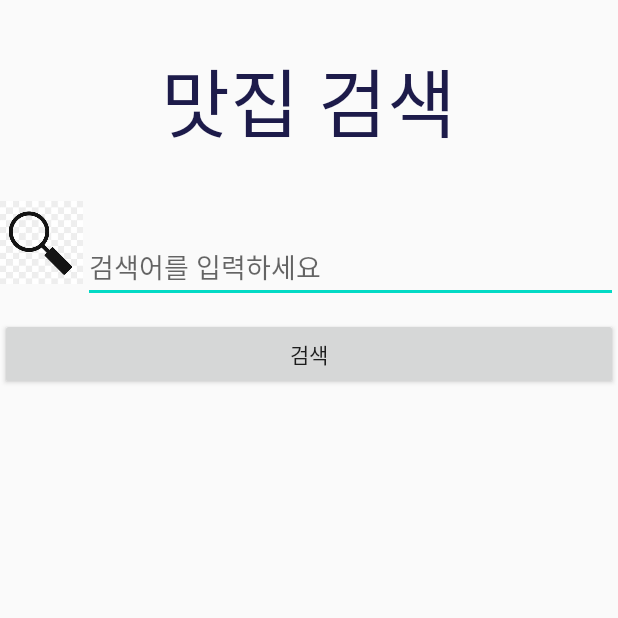
After one commit to dldbdud314/2020-ss-software-contest, an Android app: the SearchActivity screen opened directly, with no data from a screen before it, on a phone screen of 412 x 824 dp, the top half of it. The commit adds this screen. Run offline under Robolectric (Android 15) with nearby library versions, the phone set to English and light mode, and no system bars.

Commit message:
검색 기능 추가

```diff
--- a/capstone/app/src/main/AndroidManifest.xml
+++ b/capstone/app/src/main/AndroidManifest.xml
@@ -27,6 +27,7 @@
         <activity android:name=".StoreInfoActivity"/>
         <activity android:name=".SignUpActivity"/>
         <activity android:name=".SignInActivity"/>
+        <activity android:name=".SearchActivity"/>
     </application>
 
 </manifest>
--- /dev/null
+++ b/capstone/app/src/main/res/layout/search_page.xml
@@ -0,0 +1,65 @@
+<?xml version="1.0" encoding="utf-8"?>
+<LinearLayout
+    xmlns:android="http://schemas.android.com/apk/res/android"
+    android:orientation="vertical"
+    android:layout_width="match_parent"
+    android:layout_height="match_parent">
+    <TextView
+        android:layout_gravity="center_horizontal"
+        android:layout_width="wrap_content"
+        android:layout_height="wrap_content"
+        android:gravity="left"
+        android:fontFamily="@font/tt"
+        android:textSize="50dp"
+        android:layout_marginTop="30dp"
+        android:layout_marginBottom="30dp"
+        android:text="맛집 검색"
+        android:textColor="#1D1B4A">
+    </TextView>
+    <LinearLayout
+        android:layout_width="match_parent"
+        android:layout_height="wrap_content"
+        android:orientation="horizontal">
+        <ImageView
+            android:layout_width="55dp"
+            android:layout_height="55dp"
+            android:src="@drawable/search_logo" />
+        <EditText
+            android:id="@+id/searchText"
+            android:layout_width="match_parent"
+            android:layout_height="wrap_content"
+            android:layout_marginTop="20dp"
+            android:hint="검색어를 입력하세요" />
+    </LinearLayout>
+    <Button
+        android:id="@+id/searchBtn"
+        android:layout_marginTop="10dp"
+        android:text="검색"
+        android:layout_width="match_parent"
+        android:layout_height="wrap_content">
+    </Button>
+
+    <TextView
+        android:id="@+id/no_result_text"
+        android:visibility="gone"
+        android:layout_gravity="center_horizontal"
+        android:text="검색결과에 해당하는 식당/카페가 존재하지 않습니다."
+        android:layout_width="wrap_content"
+        android:layout_height="wrap_content"/>
+
+    <androidx.recyclerview.widget.RecyclerView
+        android:layout_width="match_parent"
+        android:layout_height="wrap_content"
+        android:layout_weight="6"
+        android:layout_margin="5dp"
+        android:id="@+id/search_list" />
+
+    <TextView
+        android:layout_width="match_parent"
+        android:layout_height="0dp"
+        android:layout_weight="4"
+        android:layout_margin="5dp"
+        android:padding="5dp"
+        android:id="@+id/textView_search_result"
+        android:visibility="gone"/>
+</LinearLayout>
```
Also changed, not shown: capstone/app/src/main/java/com/example/capstone/MainActivity.java (+14 -2 lines), capstone/app/src/main/java/com/example/capstone/SearchActivity.java (added, +211 -0 lines), capstone/app/src/main/res/layout/main_page.xml (+12 -0 lines), capstone/app/src/main/res/drawable-v24/search_logo.jpg (added).
